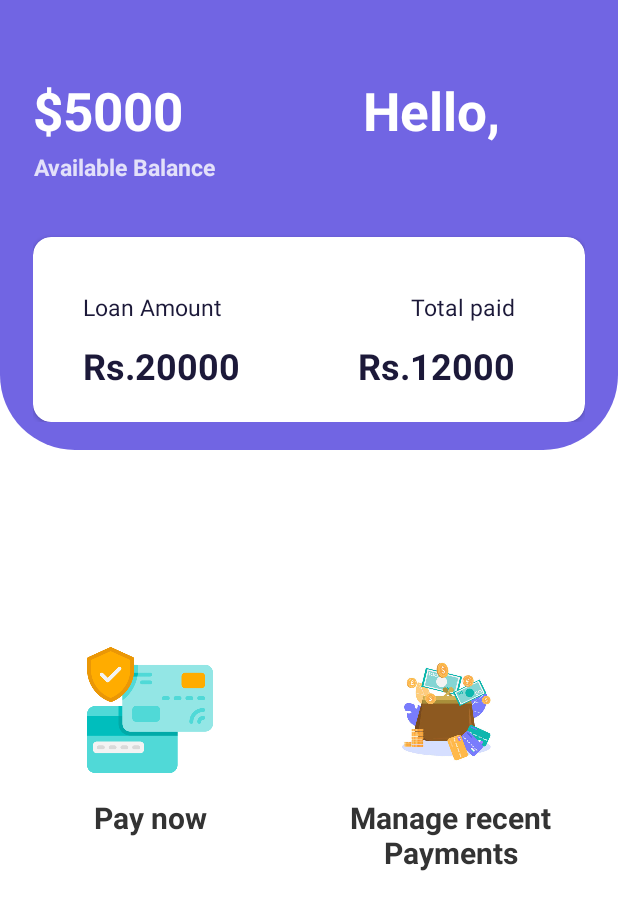
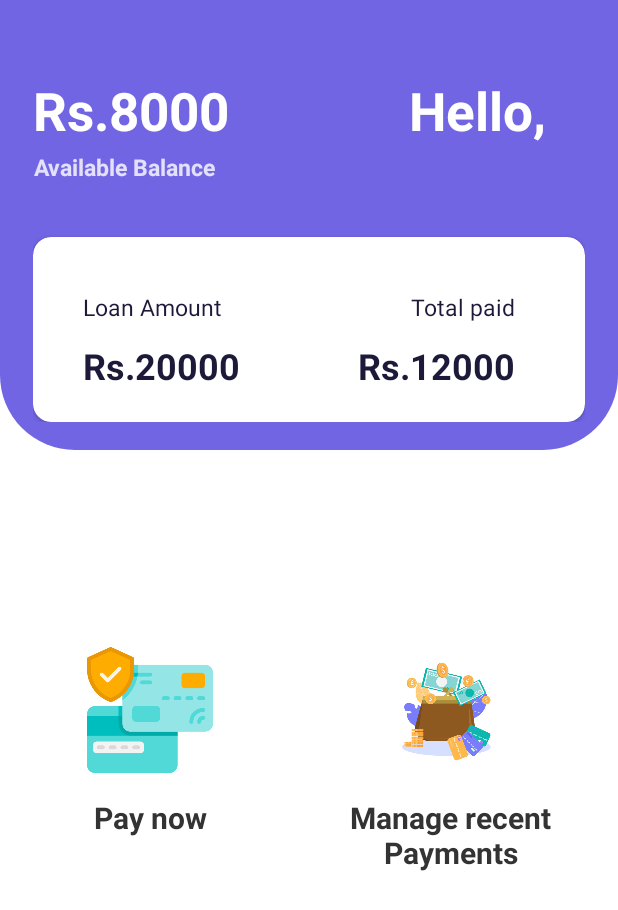
Before and after one commit to IT21306518/QUICKLOAN, an Android app: the nv_repaymentDasboard screen opened directly, with no data from a screen before it, on a phone screen of 412 x 824 dp. Shown: the top 910 px of the screen. Run offline under Robolectric (Android 15) with nearby library versions, the phone set to English and light mode, and no system bars.

Commit message:
change dollar sign tto rs

```diff
--- a/app/src/main/res/layout/activity_nv_repayment_dasboard.xml
+++ b/app/src/main/res/layout/activity_nv_repayment_dasboard.xml
@@ -38,7 +38,7 @@
                         android:layout_height="wrap_content"
                         android:gravity="center_horizontal"
                         android:lineSpacingExtra="11sp"
-                        android:text="$5000"
+                        android:text="Rs.8000"
                         android:textColor="#ffffff"
                         android:textSize="35sp"
                         android:textStyle="bold" />
```
